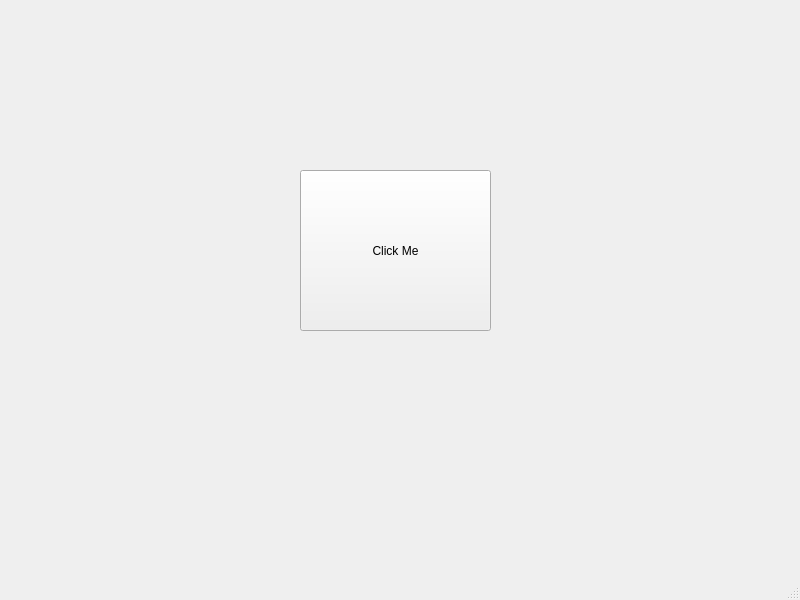
This is MainWindow.ui in pnkwafflecakes/TicTacToe as Qt 5 draws it before an edit. The edited form follows.
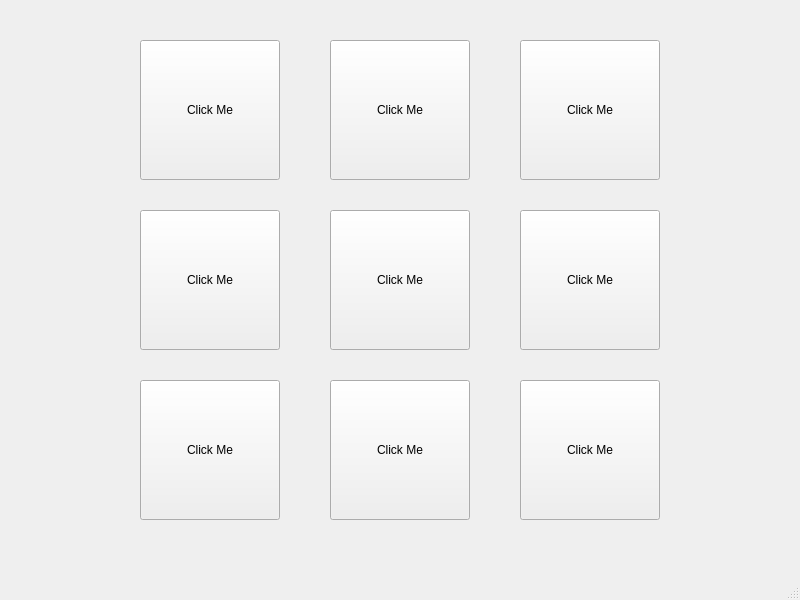
This is the edited form.

What changed in the file:
```diff
--- a/MainWindow.ui
+++ b/MainWindow.ui
@@ -17,10 +17,114 @@
    <widget class="QPushButton" name="pushButton">
     <property name="geometry">
      <rect>
-      <x>300</x>
-      <y>170</y>
-      <width>191</width>
-      <height>161</height>
+      <x>140</x>
+      <y>40</y>
+      <width>140</width>
+      <height>140</height>
+     </rect>
+    </property>
+    <property name="text">
+     <string>Click Me</string>
+    </property>
+   </widget>
+   <widget class="QPushButton" name="button2">
+    <property name="geometry">
+     <rect>
+      <x>330</x>
+      <y>40</y>
+      <width>140</width>
+      <height>140</height>
+     </rect>
+    </property>
+    <property name="text">
+     <string>Click Me</string>
+    </property>
+   </widget>
+   <widget class="QPushButton" name="button5">
+    <property name="geometry">
+     <rect>
+      <x>330</x>
+      <y>210</y>
+      <width>140</width>
+      <height>140</height>
+     </rect>
+    </property>
+    <property name="text">
+     <string>Click Me</string>
+    </property>
+   </widget>
+   <widget class="QPushButton" name="button9">
+    <property name="geometry">
+     <rect>
+      <x>520</x>
+      <y>380</y>
+      <width>140</width>
+      <height>140</height>
+     </rect>
+    </property>
+    <property name="text">
+     <string>Click Me</string>
+    </property>
+   </widget>
+   <widget class="QPushButton" name="button7">
+    <property name="geometry">
+     <rect>
+      <x>140</x>
+      <y>380</y>
+      <width>140</width>
+      <height>140</height>
+     </rect>
+    </property>
+    <property name="text">
+     <string>Click Me</string>
+    </property>
+   </widget>
+   <widget class="QPushButton" name="button8">
+    <property name="geometry">
+     <rect>
+      <x>330</x>
+      <y>380</y>
+      <width>140</width>
+      <height>140</height>
+     </rect>
+    </property>
+    <property name="text">
+     <string>Click Me</string>
+    </property>
+   </widget>
+   <widget class="QPushButton" name="button6">
+    <property name="geometry">
+     <rect>
+      <x>520</x>
+      <y>210</y>
+      <width>140</width>
+      <height>140</height>
+     </rect>
+    </property>
+    <property name="text">
+     <string>Click Me</string>
+    </property>
+   </widget>
+   <widget class="QPushButton" name="button4">
+    <property name="geometry">
+     <rect>
+      <x>140</x>
+      <y>210</y>
+      <width>140</width>
+      <height>140</height>
+     </rect>
+    </property>
+    <property name="text">
+     <string>Click Me</string>
+    </property>
+   </widget>
+   <widget class="QPushButton" name="button3">
+    <property name="geometry">
+     <rect>
+      <x>520</x>
+      <y>40</y>
+      <width>140</width>
+      <height>140</height>
      </rect>
     </property>
     <property name="text">
```
Left out of the diff: 2 changed lines with no effect on the pictures.
